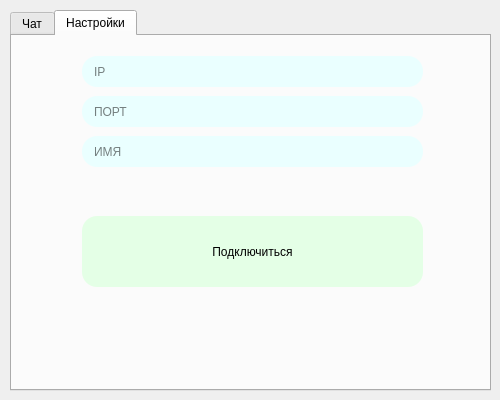
Before: the Qt Designer form untitled.ui in BestAndrii/BChat, drawn with Qt 5.
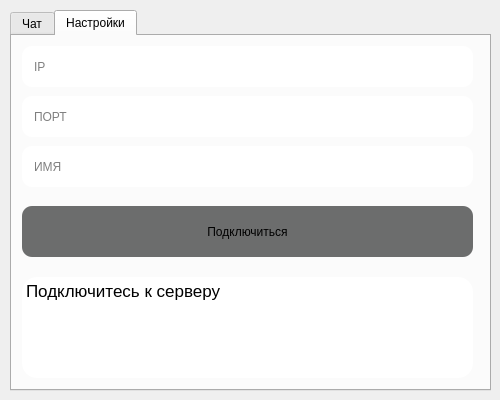
After: the same form once the commit is applied. The open tabs and pages were chosen to show the change.

Patch:
```diff
--- a/untitled.ui
+++ b/untitled.ui
@@ -15,8 +15,8 @@
   </property>
   <property name="styleSheet">
    <string notr="true">QPushButton {
-	border-radius: 15px;
-	background-color: rgb(228, 255, 230);
+	border-radius: 10px;
+	background-color: rgb(108, 109, 109);
 }
 
 QPushButton::hover {
@@ -24,22 +24,13 @@
 }
 
 QLineEdit {
-	background-color: rgb(234, 255, 255);
-	border-radius: 15px;
+	border-radius: 10px;
 	padding-left: 10px;
 }
 
-QLineEdit::hover {
-	background-color: rgb(222, 254, 255);
-}
-
 QTextBrowser {
 	border-radius: 15px;
-	background-color: rgb(63, 63, 63);
-}
-
-QTextBrowser::hover {
-	background-color: rgb(33, 33, 33);
+	background-color: white;
 }</string>
   </property>
   <widget class="QWidget" name="centralwidget">
@@ -107,31 +98,34 @@
        <string>Отправить</string>
       </property>
      </widget>
+     <widget class="QPushButton" name="pushButton_2">
+      <property name="geometry">
+       <rect>
+        <x>20</x>
+        <y>280</y>
+        <width>431</width>
+        <height>61</height>
+       </rect>
+      </property>
+      <property name="cursor">
+       <cursorShape>PointingHandCursor</cursorShape>
+      </property>
+      <property name="text">
+       <string>Очистить</string>
+      </property>
+     </widget>
     </widget>
     <widget class="QWidget" name="tab_2">
      <attribute name="title">
       <string>Настройки</string>
      </attribute>
-     <widget class="QPushButton" name="pushButton_2">
-      <property name="geometry">
-       <rect>
-        <x>70</x>
-        <y>180</y>
-        <width>341</width>
-        <height>71</height>
-       </rect>
-      </property>
-      <property name="text">
-       <string>Подключиться</string>
-      </property>
-     </widget>
      <widget class="QLineEdit" name="lineEdit_2">
       <property name="geometry">
        <rect>
-        <x>70</x>
-        <y>20</y>
-        <width>341</width>
-        <height>31</height>
+        <x>10</x>
+        <y>10</y>
+        <width>451</width>
+        <height>41</height>
        </rect>
       </property>
       <property name="placeholderText">
@@ -141,10 +135,10 @@
      <widget class="QLineEdit" name="lineEdit_3">
       <property name="geometry">
        <rect>
-        <x>70</x>
+        <x>10</x>
         <y>60</y>
-        <width>341</width>
-        <height>31</height>
+        <width>451</width>
+        <height>41</height>
        </rect>
       </property>
       <property name="placeholderText">
@@ -154,16 +148,49 @@
      <widget class="QLineEdit" name="lineEdit_4">
       <property name="geometry">
        <rect>
-        <x>70</x>
-        <y>100</y>
-        <width>341</width>
-        <height>31</height>
+        <x>10</x>
+        <y>110</y>
+        <width>451</width>
+        <height>41</height>
        </rect>
       </property>
       <property name="placeholderText">
        <string>ИМЯ</string>
       </property>
      </widget>
+     <widget class="QPushButton" name="pushButton_3">
+      <property name="geometry">
+       <rect>
+        <x>10</x>
+        <y>170</y>
+        <width>451</width>
+        <height>51</height>
+       </rect>
+      </property>
+      <property name="cursor">
+       <cursorShape>PointingHandCursor</cursorShape>
+      </property>
+      <property name="text">
+       <string>Подключиться</string>
+      </property>
+     </widget>
+     <widget class="QTextBrowser" name="textBrowser_2">
+      <property name="geometry">
+       <rect>
+        <x>10</x>
+        <y>241</y>
+        <width>451</width>
+        <height>101</height>
+       </rect>
+      </property>
+      <property name="html">
+       <string>&lt;!DOCTYPE HTML PUBLIC &quot;-//W3C//DTD HTML 4.0//EN&quot; &quot;http://www.w3.org/TR/REC-html40/strict.dtd&quot;&gt;
+&lt;html&gt;&lt;head&gt;&lt;meta name=&quot;qrichtext&quot; content=&quot;1&quot; /&gt;&lt;style type=&quot;text/css&quot;&gt;
+p, li { white-space: pre-wrap; }
+&lt;/style&gt;&lt;/head&gt;&lt;body style=&quot; font-family:'.AppleSystemUIFont'; font-size:13pt; font-weight:400; font-style:normal;&quot;&gt;
+&lt;p style=&quot; margin-top:0px; margin-bottom:0px; margin-left:0px; margin-right:0px; -qt-block-indent:0; text-indent:0px;&quot;&gt;Подключитесь к серверу&lt;/p&gt;&lt;/body&gt;&lt;/html&gt;</string>
+      </property>
+     </widget>
     </widget>
    </widget>
   </widget>
```
Left out of the diff: 50 changed lines with no effect on the pictures.
